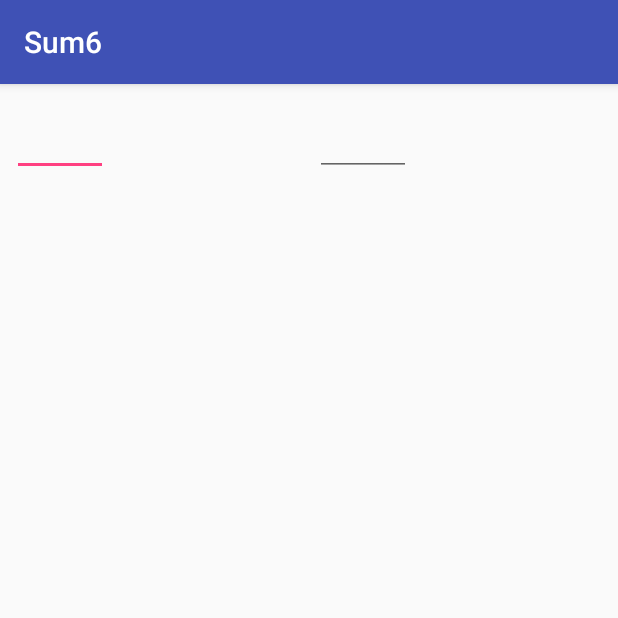
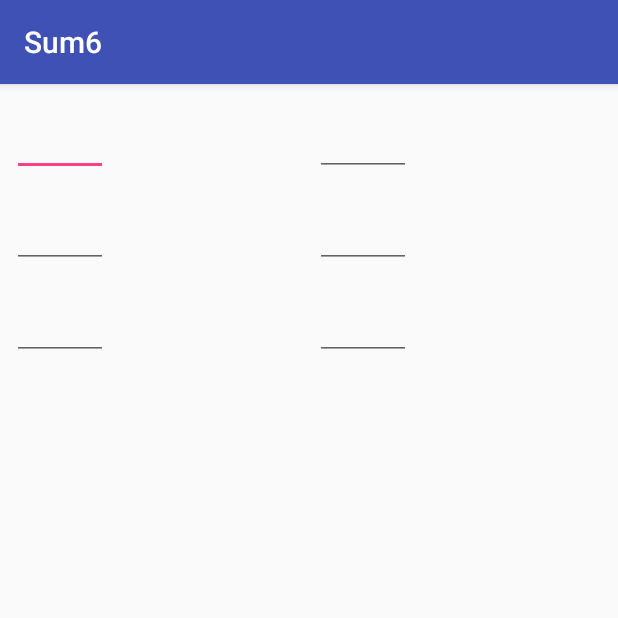
Before and after one commit to xvarlez/sum6, an Android app: the screen it shows after launch (SumActivity), on a phone screen of 412 x 824 dp, the top half of it. Run offline under Robolectric (Android 15) with nearby library versions, the phone set to English and light mode, and no system bars; our stand-ins replace RxJava, data binding; 16 statements that could not run were skipped.

Commit message:
Added more EditText's Refactored sum logic to take an array of numbers as input

```diff
--- a/app/src/main/java/me/varlez/sum6/Sum.java
+++ b/app/src/main/java/me/varlez/sum6/Sum.java
@@ -2,7 +2,15 @@ package me.varlez.sum6;
 
 public class Sum {
 
-    public int compute(int i, int i2) {
-        return i + i2;
+    public int compute(Object[] values) {
+        int sum = 0;
+
+        for (Object value : values) {
+            if (value instanceof Integer) {
+                sum += (Integer) value;
+            }
+        }
+
+        return sum;
     }
 }
--- a/app/src/main/java/me/varlez/sum6/SumViewModel.java
+++ b/app/src/main/java/me/varlez/sum6/SumViewModel.java
@@ -5,6 +5,8 @@ import android.databinding.ObservableField;
 import android.support.annotation.VisibleForTesting;
 import android.util.Log;
 
+import java.util.Arrays;
+import java.util.List;
 import java.util.concurrent.TimeUnit;
 
 import io.reactivex.Observable;
@@ -19,6 +21,11 @@ public class SumViewModel extends ViewModel {
 
     private final ObservableField<String> numberOne = new ObservableField<>("2");
     private final ObservableField<String> numberTwo = new ObservableField<>("1");
+    private final ObservableField<String> numberThree = new ObservableField<>("2");
+    private final ObservableField<String> numberFour = new ObservableField<>("1");
+    private final ObservableField<String> numberFive = new ObservableField<>("2");
+    private final ObservableField<String> numberSix = new ObservableField<>("1");
+
     private final ObservableField<String> result = new ObservableField<>("");
 
     @VisibleForTesting
@@ -29,10 +36,16 @@ public class SumViewModel extends ViewModel {
     public SumViewModel() {
         this.sum = new Sum();
 
-        numbersObservable = Observable.combineLatest(
+        List<Observable<Integer>> list = Arrays.asList(
                 toIntObservable(numberOne),
                 toIntObservable(numberTwo),
-                (i, i2) -> String.valueOf(sum.compute(i, i2)))
+                toIntObservable(numberThree),
+                toIntObservable(numberFour),
+                toIntObservable(numberFive),
+                toIntObservable(numberSix));
+
+        numbersObservable = Observable.combineLatest(list,
+                values -> String.valueOf(sum.compute(values)))
                 .debounce(400, TimeUnit.MILLISECONDS);
 
         subscribe();
--- a/app/src/main/res/layout/activity_sum.xml
+++ b/app/src/main/res/layout/activity_sum.xml
@@ -45,6 +45,67 @@
             android:layout_marginLeft="8dp"
             android:layout_marginTop="16dp" />
 
+
+        <EditText
+            android:id="@+id/edittext3"
+            android:layout_width="wrap_content"
+            android:layout_height="wrap_content"
+            android:inputType="number"
+            android:ems="3"
+            android:text="@={viewModel.numberThree}"
+            app:layout_constraintBottom_toBottomOf="parent"
+            app:layout_constraintTop_toBottomOf="@+id/edittext1"
+            app:layout_constraintVertical_bias="0.0"
+            android:layout_marginTop="16dp"
+            android:layout_marginLeft="8dp"
+            app:layout_constraintLeft_toLeftOf="parent" />
+
+        <EditText
+            android:id="@+id/edittext4"
+            android:layout_width="wrap_content"
+            android:layout_height="wrap_content"
+            android:inputType="number"
+            android:ems="3"
+            android:text="@={viewModel.numberFour}"
+            app:layout_constraintBottom_toBottomOf="parent"
+            app:layout_constraintTop_toBottomOf="@+id/edittext2"
+            app:layout_constraintVertical_bias="0.0"
+            android:layout_marginRight="8dp"
+            app:layout_constraintRight_toRightOf="parent"
+            app:layout_constraintLeft_toRightOf="@+id/edittext3"
+            android:layout_marginLeft="8dp"
+            android:layout_marginTop="16dp" />
+
+        <EditText
+            android:id="@+id/edittext5"
+            android:layout_width="wrap_content"
+            android:layout_height="wrap_content"
+            android:inputType="number"
+            android:ems="3"
+            android:text="@={viewModel.numberFive}"
+            app:layout_constraintBottom_toBottomOf="parent"
+            app:layout_constraintTop_toBottomOf="@+id/edittext3"
+            app:layout_constraintVertical_bias="0.0"
+            android:layout_marginTop="16dp"
+            android:layout_marginLeft="8dp"
+            app:layout_constraintLeft_toLeftOf="parent" />
+
+        <EditText
+            android:id="@+id/edittext6"
+            android:layout_width="wrap_content"
+            android:layout_height="wrap_content"
+            android:inputType="number"
+            android:ems="3"
+            android:text="@={viewModel.numberSix}"
+            app:layout_constraintBottom_toBottomOf="parent"
+            app:layout_constraintTop_toBottomOf="@+id/edittext4"
+            app:layout_constraintVertical_bias="0.0"
+            android:layout_marginRight="8dp"
+            app:layout_constraintRight_toRightOf="parent"
+            app:layout_constraintLeft_toRightOf="@+id/edittext5"
+            android:layout_marginLeft="8dp"
+            android:layout_marginTop="16dp" />
+
         <TextView
             android:id="@+id/textview_result"
             android:textAppearance="@style/Base.TextAppearance.AppCompat.Headline"
@@ -52,7 +113,7 @@
             android:layout_height="wrap_content"
             android:text="@{viewModel.result}"
             android:layout_marginTop="32dp"
-            app:layout_constraintTop_toBottomOf="@+id/edittext1"
+            app:layout_constraintTop_toBottomOf="@+id/edittext5"
             android:layout_marginRight="8dp"
             app:layout_constraintRight_toRightOf="parent"
             android:layout_marginLeft="8dp"
```
Also changed, not shown: 2 other files.
